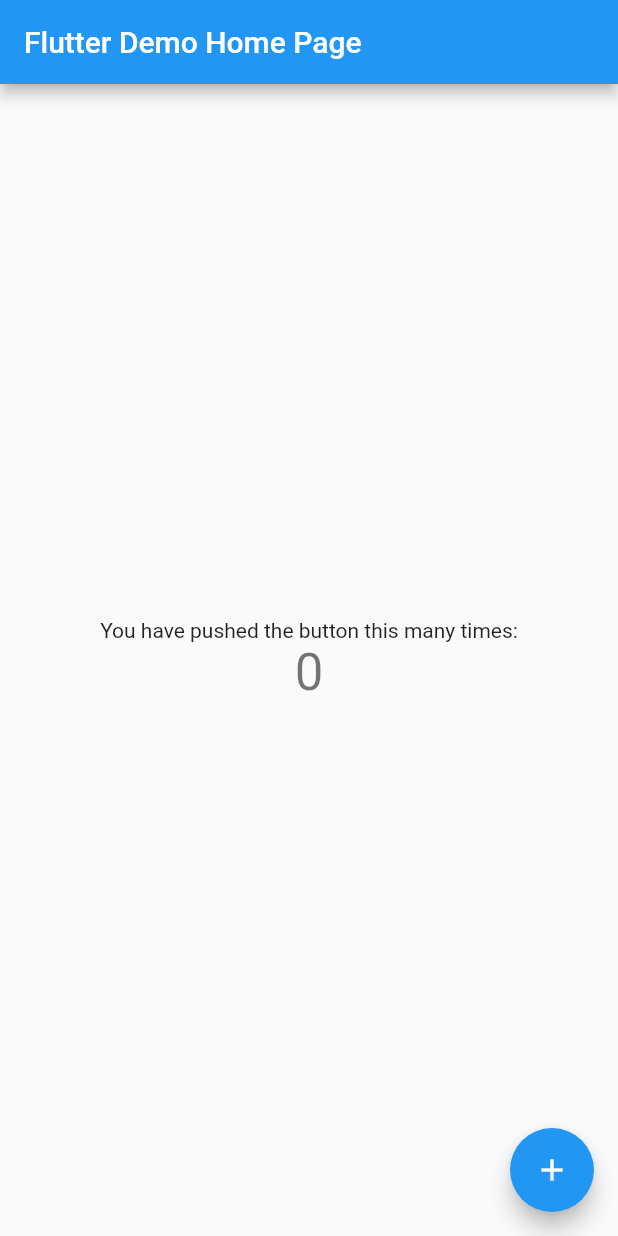
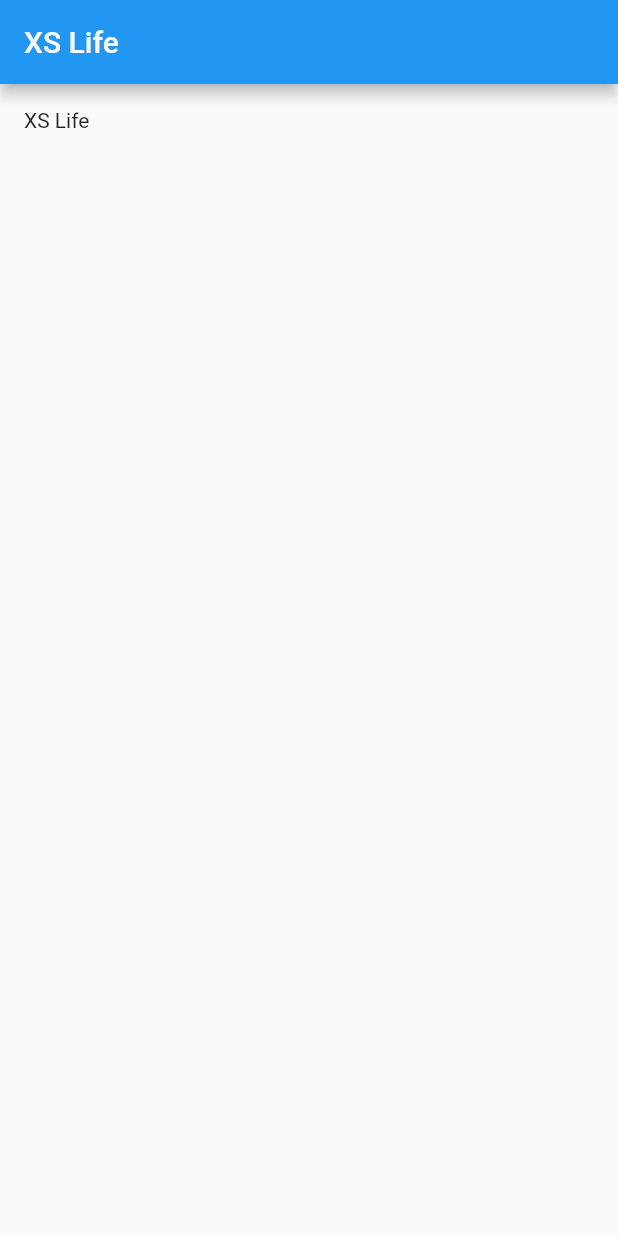
Before and after one commit to richardringia/XS-Life, a Flutter app: the screen it shows after launch, on a phone screen of 412 x 824 dp. Run offline on Flutter 3.47's test engine with Material 2 defaults, Android fonts, the phone set to English and light mode, and no system bars.

Commit message:
Removed default code and implemented base screen

```diff
--- a/lib/main.dart
+++ b/lib/main.dart
@@ -1,4 +1,5 @@
 import 'package:flutter/material.dart';
+import 'package:xs_life/src/features/main_screen/application/main_screen_widget.dart';
 
 void main() {
   runApp(const MyApp());
@@ -11,105 +12,11 @@ class MyApp extends StatelessWidget {
   @override
   Widget build(BuildContext context) {
     return MaterialApp(
-      title: 'Flutter Demo',
-      theme: ThemeData(
-        // This is the theme of your application.
-        //
-        // Try running your application with "flutter run". You'll see the
-        // application has a blue toolbar. Then, without quitting the app, try
-        // changing the primarySwatch below to Colors.green and then invoke
-        // "hot reload" (press "r" in the console where you ran "flutter run",
-        // or simply save your changes to "hot reload" in a Flutter IDE).
-        // Notice that the counter didn't reset back to zero; the application
-        // is not restarted.
-        primarySwatch: Colors.blue,
-      ),
-      home: const MyHomePage(title: 'Flutter Demo Home Page'),
+      title: 'XS Life',
+      initialRoute: '/',
+      routes: {
+        '/': (context) => const MainScreenWidget(),
+      },
     );
   }
 }
-
-class MyHomePage extends StatefulWidget {
-  const MyHomePage({super.key, required this.title});
-
-  // This widget is the home page of your application. It is stateful, meaning
-  // that it has a State object (defined below) that contains fields that affect
-  // how it looks.
-
-  // This class is the configuration for the state. It holds the values (in this
-  // case the title) provided by the parent (in this case the App widget) and
-  // used by the build method of the State. Fields in a Widget subclass are
-  // always marked "final".
-
-  final String title;
-
-  @override
-  State<MyHomePage> createState() => _MyHomePageState();
-}
-
-class _MyHomePageState extends State<MyHomePage> {
-  int _counter = 0;
-
-  void _incrementCounter() {
-    setState(() {
-      // This call to setState tells the Flutter framework that something has
-      // changed in this State, which causes it to rerun the build method below
-      // so that the display can reflect the updated values. If we changed
-      // _counter without calling setState(), then the build method would not be
-      // called again, and so nothing would appear to happen.
-      _counter++;
-    });
-  }
-
-  @override
-  Widget build(BuildContext context) {
-    // This method is rerun every time setState is called, for instance as done
-    // by the _incrementCounter method above.
-    //
-    // The Flutter framework has been optimized to make rerunning build methods
-    // fast, so that you can just rebuild anything that needs updating rather
-    // than having to individually change instances of widgets.
-    return Scaffold(
-      appBar: AppBar(
-        // Here we take the value from the MyHomePage object that was created by
-        // the App.build method, and use it to set our appbar title.
-        title: Text(widget.title),
-      ),
-      body: Center(
-        // Center is a layout widget. It takes a single child and positions it
-        // in the middle of the parent.
-        child: Column(
-          // Column is also a layout widget. It takes a list of children and
-          // arranges them vertically. By default, it sizes itself to fit its
-          // children horizontally, and tries to be as tall as its parent.
-          //
-          // Invoke "debug painting" (press "p" in the console, choose the
-          // "Toggle Debug Paint" action from the Flutter Inspector in Android
-          // Studio, or the "Toggle Debug Paint" command in Visual Studio Code)
-          // to see the wireframe for each widget.
-          //
-          // Column has various properties to control how it sizes itself and
-          // how it positions its children. Here we use mainAxisAlignment to
-          // center the children vertically; the main axis here is the vertical
-          // axis because Columns are vertical (the cross axis would be
-          // horizontal).
-          mainAxisAlignment: MainAxisAlignment.center,
-          children: <Widget>[
-            const Text(
-              'You have pushed the button this many times:',
-            ),
-            Text(
-              '$_counter',
-              style: Theme.of(context).textTheme.headlineMedium,
-            ),
-          ],
-        ),
-      ),
-      floatingActionButton: FloatingActionButton(
-        onPressed: _incrementCounter,
-        tooltip: 'Increment',
-        child: const Icon(Icons.add),
-      ), // This trailing comma makes auto-formatting nicer for build methods.
-    );
-  }
-}
--- /dev/null
+++ b/lib/src/features/main_screen/application/main_screen_widget.dart
@@ -0,0 +1,22 @@
+import 'package:flutter/material.dart';
+
+class MainScreenWidget extends StatelessWidget {
+  const MainScreenWidget({super.key});
+
+  @override
+  Widget build(BuildContext context) {
+    return Scaffold(
+      appBar: AppBar(
+        title: const Text("XS Life"),
+      ),
+      body: Padding(
+        padding: const EdgeInsets.all(16.0),
+        child: Column(
+          children: const [
+            Text("XS Life")
+          ],
+        ),
+      ),
+    );
+  }
+}
```
